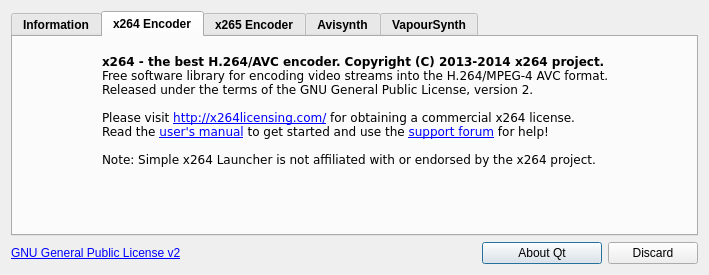
This is gui/win_about.ui in lordmulder/Simple-x264-Launcher as Qt 5 draws it before an edit. The edited form follows.
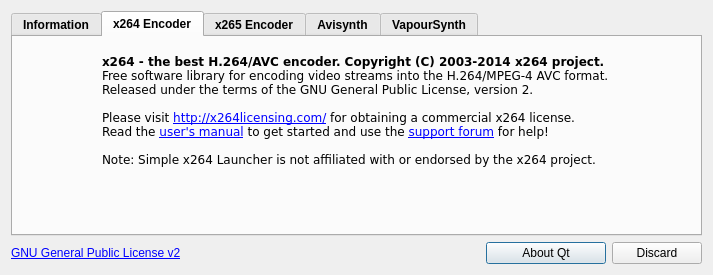
This is the edited form. The open tabs and pages were chosen to show the change. Icons and pictures are not drawn.

The edit to the form file:
```diff
--- a/gui/win_about.ui
+++ b/gui/win_about.ui
@@ -9,7 +9,7 @@
    <rect>
     <x>0</x>
     <y>0</y>
-    <width>709</width>
+    <width>713</width>
     <height>275</height>
    </rect>
   </property>
@@ -223,7 +223,7 @@
               </font>
              </property>
              <property name="text">
-              <string>&lt;nobr&gt;&lt;tt&gt;&lt;b&gt;x264 - the best H.264/AVC encoder. Copyright (C) 2013-2014 x264 project.&lt;/b&gt;&lt;br&gt;
+              <string>&lt;nobr&gt;&lt;tt&gt;&lt;b&gt;x264 - the best H.264/AVC encoder. Copyright (C) 2003-2014 x264 project.&lt;/b&gt;&lt;br&gt;
 Free software library for encoding video streams into the H.264/MPEG-4 AVC format.&lt;br&gt;
 Released under the terms of the GNU General Public License, version 2.&lt;br&gt;
 &lt;br&gt;
```
Left out of the diff: 2 changed lines with no effect on the pictures.
